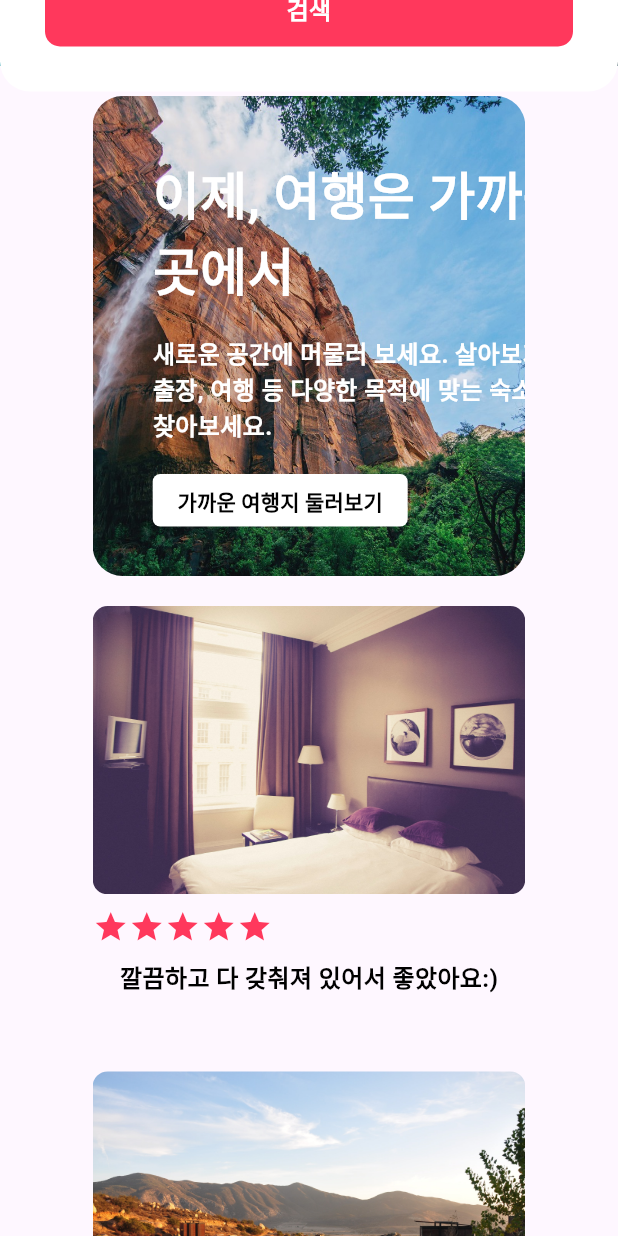
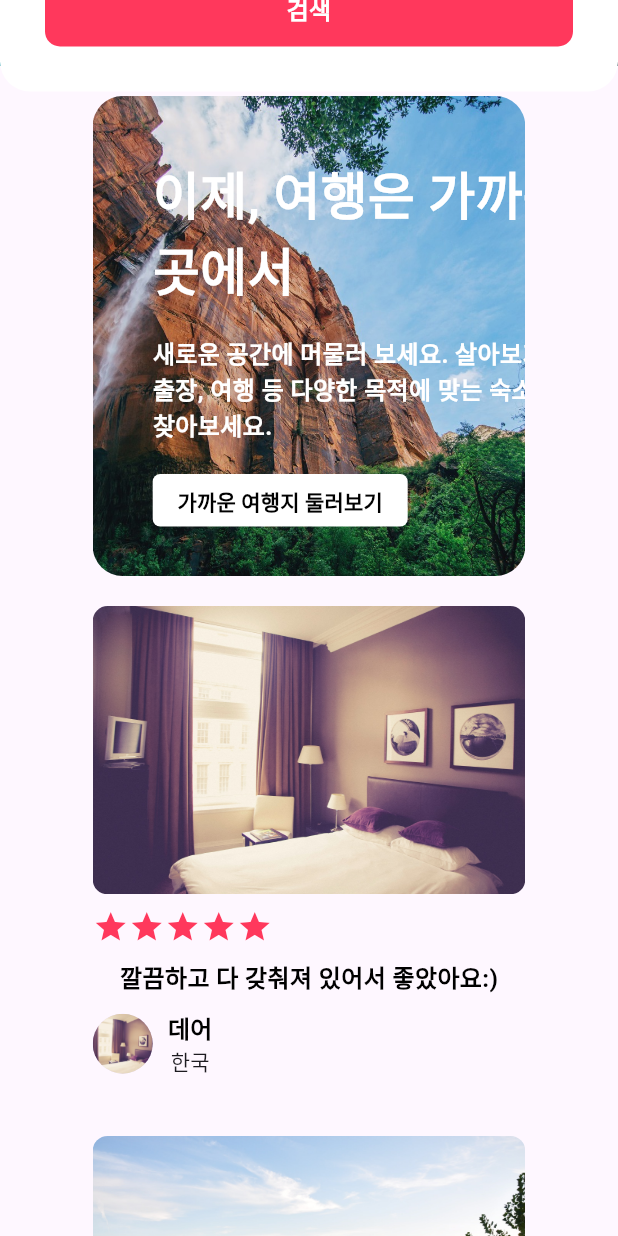
Before and after one commit to hyeonnnit/flutter_airbnbApp, a Flutter app: the screen it shows after launch, scrolled down 576 dp, on a phone screen of 412 x 824 dp. Run offline on Flutter 3.47's test engine with Material 3 defaults, Android fonts, the phone set to English and light mode, and no system bars.

Commit message:
_buildPopularItemUserInfo

```diff
--- a/lib/components/home/home_body_popular_item.dart
+++ b/lib/components/home/home_body_popular_item.dart
@@ -76,6 +76,22 @@ class HomeBodyPopularItem extends StatelessWidget {
     );
   }
   Widget _buildPopularItemUserInfo(){
-    return SizedBox();
+    return Row(
+      children: [
+        CircleAvatar(
+          backgroundImage: AssetImage("assets/p1.jpeg"),
+        ),
+        SizedBox(width: gap_s),
+        Column(
+          children: [
+            Text(
+              "데어",
+              style: subtitle1(),
+            ),
+            Text("한국"),
+          ],
+        ),
+      ],
+    );
   }
 }
```
